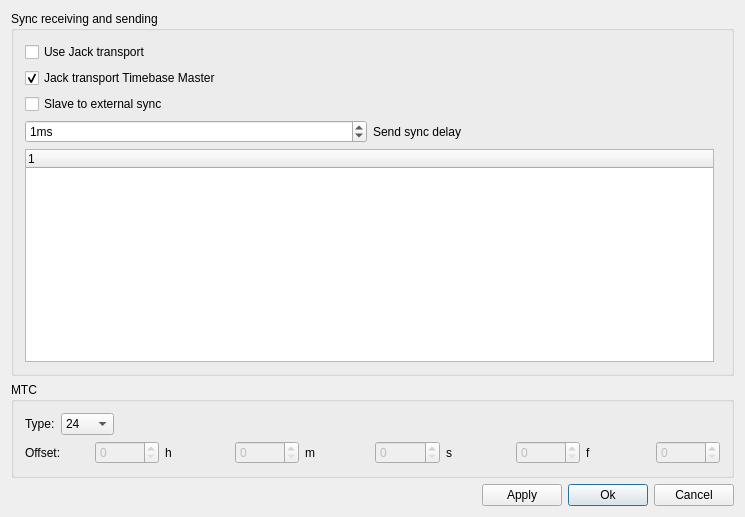
This is oom/widgets/midisync.ui in ccherrett/oom as Qt 5 draws it before an edit. The edited form follows.
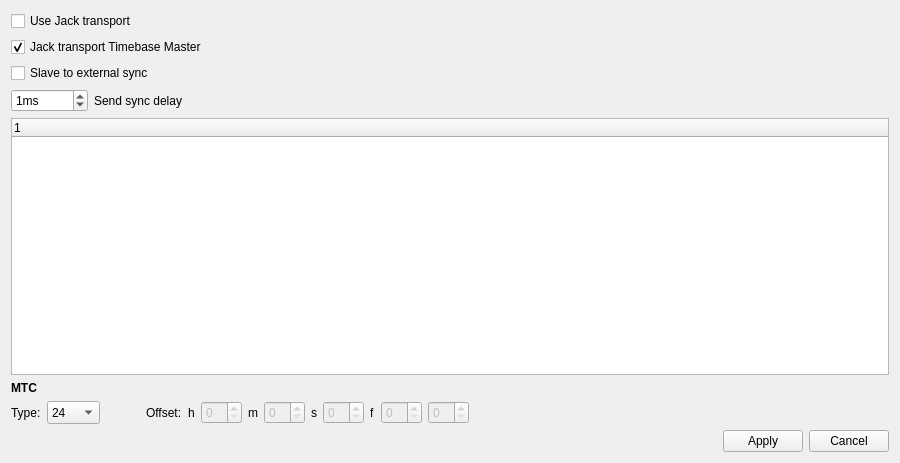
This is the edited form.

Commit message: Merged all the midi port configs into the midi assign dialog, this will give us much easier documentation and better workflow

The edit to the form file:
```diff
--- a/oom/widgets/midisync.ui
+++ b/oom/widgets/midisync.ui
@@ -4,270 +4,20 @@
  <comment>midi sync
 configuration dialog</comment>
  <class>MidiSyncConfigBase</class>
- <widget class="QDialog" name="MidiSyncConfigBase">
+ <widget class="QFrame" name="MidiSyncConfigBase">
   <property name="geometry">
    <rect>
     <x>0</x>
     <y>0</y>
-    <width>745</width>
-    <height>517</height>
+    <width>900</width>
+    <height>463</height>
    </rect>
   </property>
   <property name="windowTitle">
    <string>OOMidi: Midi Sync</string>
   </property>
-  <layout class="QGridLayout">
-   <item row="2" column="0">
-    <layout class="QHBoxLayout">
-     <property name="spacing">
-      <number>6</number>
-     </property>
-     <property name="margin">
-      <number>0</number>
-     </property>
+  <layout class="QVBoxLayout" name="verticalLayout">
      <item>
-      <spacer name="Spacer1_2">
-       <property name="orientation">
-        <enum>Qt::Horizontal</enum>
-       </property>
-       <property name="sizeType">
-        <enum>QSizePolicy::Expanding</enum>
-       </property>
-       <property name="sizeHint" stdset="0">
-        <size>
-         <width>20</width>
-         <height>20</height>
-        </size>
-       </property>
-      </spacer>
-     </item>
-     <item>
-      <widget class="QPushButton" name="applyButton">
-       <property name="text">
-        <string>Apply</string>
-       </property>
-      </widget>
-     </item>
-     <item>
-      <widget class="QPushButton" name="okButton">
-       <property name="text">
-        <string>Ok</string>
-       </property>
-       <property name="default">
-        <bool>true</bool>
-       </property>
-      </widget>
-     </item>
-     <item>
-      <widget class="QPushButton" name="cancelButton">
-       <property name="text">
-        <string>Cancel</string>
-       </property>
-      </widget>
-     </item>
-    </layout>
-   </item>
-   <item row="1" column="0">
-    <widget class="QGroupBox" name="GroupBox13">
-     <property name="enabled">
-      <bool>true</bool>
-     </property>
-     <property name="title">
-      <string>MTC</string>
-     </property>
-     <layout class="QVBoxLayout">
-      <property name="spacing">
-       <number>6</number>
-      </property>
-      <property name="margin">
-       <number>11</number>
-      </property>
-      <item>
-       <layout class="QHBoxLayout">
-        <item>
-         <widget class="QLabel" name="textLabel2">
-          <property name="text">
-           <string>Type:</string>
-          </property>
-          <property name="wordWrap">
-           <bool>false</bool>
-          </property>
-         </widget>
-        </item>
-        <item>
-         <widget class="QComboBox" name="mtcSyncType">
-          <property name="sizePolicy">
-           <sizepolicy hsizetype="Minimum" vsizetype="Minimum">
-            <horstretch>0</horstretch>
-            <verstretch>0</verstretch>
-           </sizepolicy>
-          </property>
-          <item>
-           <property name="text">
-            <string>24</string>
-           </property>
-          </item>
-          <item>
-           <property name="text">
-            <string>25</string>
-           </property>
-          </item>
-          <item>
-           <property name="text">
-            <string>30D</string>
-           </property>
-          </item>
-          <item>
-           <property name="text">
-            <string>30N</string>
-           </property>
-          </item>
-         </widget>
-        </item>
-        <item>
-         <spacer name="spacer4">
-          <property name="orientation">
-           <enum>Qt::Horizontal</enum>
-          </property>
-          <property name="sizeType">
-           <enum>QSizePolicy::Expanding</enum>
-          </property>
-          <property name="sizeHint" stdset="0">
-           <size>
-            <width>40</width>
-            <height>20</height>
-           </size>
-          </property>
-         </spacer>
-        </item>
-       </layout>
-      </item>
-      <item>
-       <layout class="QHBoxLayout">
-        <item>
-         <widget class="QLabel" name="textLabel1">
-          <property name="text">
-           <string>Offset:</string>
-          </property>
-          <property name="wordWrap">
-           <bool>false</bool>
-          </property>
-         </widget>
-        </item>
-        <item>
-         <widget class="QSpinBox" name="mtcOffH">
-          <property name="enabled">
-           <bool>false</bool>
-          </property>
-          <property name="toolTip">
-           <string>hour</string>
-          </property>
-          <property name="maximum">
-           <number>23</number>
-          </property>
-         </widget>
-        </item>
-        <item>
-         <widget class="QLabel" name="TextLabel2">
-          <property name="text">
-           <string>h</string>
-          </property>
-          <property name="wordWrap">
-           <bool>false</bool>
-          </property>
-         </widget>
-        </item>
-        <item>
-         <widget class="QSpinBox" name="mtcOffM">
-          <property name="enabled">
-           <bool>false</bool>
-          </property>
-          <property name="toolTip">
-           <string>minute</string>
-          </property>
-          <property name="maximum">
-           <number>59</number>
-          </property>
-         </widget>
-        </item>
-        <item>
-         <widget class="QLabel" name="TextLabel3">
-          <property name="text">
-           <string>m</string>
-          </property>
-          <property name="wordWrap">
-           <bool>false</bool>
-          </property>
-         </widget>
-        </item>
-        <item>
-         <widget class="QSpinBox" name="mtcOffS">
-          <property name="enabled">
-           <bool>false</bool>
-          </property>
-          <property name="toolTip">
-           <string>second</string>
-          </property>
-          <property name="maximum">
-           <number>59</number>
-          </property>
-         </widget>
-        </item>
-        <item>
-         <widget class="QLabel" name="TextLabel4">
-          <property name="text">
-           <string>s</string>
-          </property>
-          <property name="wordWrap">
-           <bool>false</bool>
-          </property>
-         </widget>
-        </item>
-        <item>
-         <widget class="QSpinBox" name="mtcOffF">
-          <property name="enabled">
-           <bool>false</bool>
-          </property>
-          <property name="toolTip">
-           <string>frame</string>
-          </property>
-          <property name="maximum">
-           <number>30</number>
-          </property>
-         </widget>
-        </item>
-        <item>
-         <widget class="QLabel" name="TextLabel5">
-          <property name="text">
-           <string>f</string>
-          </property>
-          <property name="wordWrap">
-           <bool>false</bool>
-          </property>
-         </widget>
-        </item>
-        <item>
-         <widget class="QSpinBox" name="mtcOffSf">
-          <property name="enabled">
-           <bool>false</bool>
-          </property>
-          <property name="toolTip">
-           <string>subframe</string>
-          </property>
-         </widget>
-        </item>
-       </layout>
-      </item>
-     </layout>
-    </widget>
-   </item>
-   <item row="0" column="0">
-    <widget class="QGroupBox" name="syncGen">
-     <property name="title">
-      <string>Sync receiving and sending</string>
-     </property>
-     <layout class="QGridLayout">
-      <item row="0" column="0" colspan="2">
        <widget class="QCheckBox" name="useJackTransportCheckbox">
         <property name="enabled">
          <bool>true</bool>
@@ -287,7 +37,7 @@
         </property>
        </widget>
       </item>
-      <item row="1" column="0" colspan="2">
+   <item>
        <widget class="QCheckBox" name="jackTransportMasterCheckbox">
         <property name="enabled">
          <bool>true</bool>
@@ -311,7 +61,7 @@
         </property>
        </widget>
       </item>
-      <item row="2" column="0" colspan="2">
+   <item>
        <widget class="QCheckBox" name="extSyncCheckbox">
         <property name="enabled">
          <bool>true</bool>
@@ -334,7 +84,7 @@
         </property>
        </widget>
       </item>
-      <item row="3" column="0">
+   <item>
        <layout class="QHBoxLayout">
         <item>
          <widget class="QSpinBox" name="syncDelaySpinBox">
@@ -377,9 +127,22 @@
           </property>
          </widget>
         </item>
-       </layout>
-      </item>
-      <item row="4" column="0">
+     <item>
+      <spacer name="horizontalSpacer">
+       <property name="orientation">
+        <enum>Qt::Horizontal</enum>
+       </property>
+       <property name="sizeHint" stdset="0">
+        <size>
+         <width>40</width>
+         <height>20</height>
+        </size>
+       </property>
+      </spacer>
+     </item>
+    </layout>
+   </item>
+   <item>
        <widget class="QTreeWidget" name="devicesListView">
         <column>
          <property name="text">
@@ -388,8 +151,249 @@
         </column>
        </widget>
       </item>
-     </layout>
-    </widget>
+   <item>
+    <widget class="QLabel" name="label">
+     <property name="font">
+      <font>
+       <weight>75</weight>
+       <bold>true</bold>
+      </font>
+     </property>
+     <property name="text">
+      <string>MTC</string>
+     </property>
+    </widget>
+   </item>
+   <item>
+    <layout class="QHBoxLayout">
+     <item>
+      <widget class="QLabel" name="textLabel2">
+       <property name="text">
+        <string>Type:</string>
+       </property>
+       <property name="wordWrap">
+        <bool>false</bool>
+       </property>
+      </widget>
+     </item>
+     <item>
+      <widget class="QComboBox" name="mtcSyncType">
+       <property name="sizePolicy">
+        <sizepolicy hsizetype="Minimum" vsizetype="Minimum">
+         <horstretch>0</horstretch>
+         <verstretch>0</verstretch>
+        </sizepolicy>
+       </property>
+       <item>
+        <property name="text">
+         <string>24</string>
+        </property>
+       </item>
+       <item>
+        <property name="text">
+         <string>25</string>
+        </property>
+       </item>
+       <item>
+        <property name="text">
+         <string>30D</string>
+        </property>
+       </item>
+       <item>
+        <property name="text">
+         <string>30N</string>
+        </property>
+       </item>
+      </widget>
+     </item>
+     <item>
+      <spacer name="spacer4">
+       <property name="orientation">
+        <enum>Qt::Horizontal</enum>
+       </property>
+       <property name="sizeType">
+        <enum>QSizePolicy::Fixed</enum>
+       </property>
+       <property name="sizeHint" stdset="0">
+        <size>
+         <width>40</width>
+         <height>20</height>
+        </size>
+       </property>
+      </spacer>
+     </item>
+     <item>
+      <widget class="QLabel" name="textLabel1">
+       <property name="text">
+        <string>Offset:</string>
+       </property>
+       <property name="wordWrap">
+        <bool>false</bool>
+       </property>
+      </widget>
+     </item>
+     <item>
+      <widget class="QLabel" name="TextLabel2">
+       <property name="text">
+        <string>h</string>
+       </property>
+       <property name="wordWrap">
+        <bool>false</bool>
+       </property>
+      </widget>
+     </item>
+     <item>
+      <widget class="QSpinBox" name="mtcOffH">
+       <property name="enabled">
+        <bool>false</bool>
+       </property>
+       <property name="toolTip">
+        <string>hour</string>
+       </property>
+       <property name="maximum">
+        <number>23</number>
+       </property>
+      </widget>
+     </item>
+     <item>
+      <widget class="QLabel" name="TextLabel3">
+       <property name="text">
+        <string>m</string>
+       </property>
+       <property name="wordWrap">
+        <bool>false</bool>
+       </property>
+      </widget>
+     </item>
+     <item>
+      <widget class="QSpinBox" name="mtcOffM">
+       <property name="enabled">
+        <bool>false</bool>
+       </property>
+       <property name="toolTip">
+        <string>minute</string>
+       </property>
+       <property name="maximum">
+        <number>59</number>
+       </property>
+      </widget>
+     </item>
+     <item>
+      <widget class="QLabel" name="TextLabel4">
+       <property name="text">
+        <string>s</string>
+       </property>
+       <property name="wordWrap">
+        <bool>false</bool>
+       </property>
+      </widget>
+     </item>
+     <item>
+      <widget class="QSpinBox" name="mtcOffS">
+       <property name="enabled">
+        <bool>false</bool>
+       </property>
+       <property name="toolTip">
+        <string>second</string>
+       </property>
+       <property name="maximum">
+        <number>59</number>
+       </property>
+      </widget>
+     </item>
+     <item>
+      <widget class="QLabel" name="TextLabel5">
+       <property name="text">
+        <string>f</string>
+       </property>
+       <property name="wordWrap">
+        <bool>false</bool>
+       </property>
+      </widget>
+     </item>
+     <item>
+      <widget class="QSpinBox" name="mtcOffF">
+       <property name="enabled">
+        <bool>false</bool>
+       </property>
+       <property name="toolTip">
+        <string>frame</string>
+       </property>
+       <property name="maximum">
+        <number>30</number>
+       </property>
+      </widget>
+     </item>
+     <item>
+      <widget class="QSpinBox" name="mtcOffSf">
+       <property name="enabled">
+        <bool>false</bool>
+       </property>
+       <property name="sizePolicy">
+        <sizepolicy hsizetype="Preferred" vsizetype="Fixed">
+         <horstretch>0</horstretch>
+         <verstretch>0</verstretch>
+        </sizepolicy>
+       </property>
+       <property name="toolTip">
+        <string>subframe</string>
+       </property>
+      </widget>
+     </item>
+     <item>
+      <spacer name="Spacer1_2">
+       <property name="orientation">
+        <enum>Qt::Horizontal</enum>
+       </property>
+       <property name="sizeType">
+        <enum>QSizePolicy::Expanding</enum>
+       </property>
+       <property name="sizeHint" stdset="0">
+        <size>
+         <width>20</width>
+         <height>20</height>
+        </size>
+       </property>
+      </spacer>
+     </item>
+    </layout>
+   </item>
+   <item>
+    <layout class="QHBoxLayout">
+     <item>
+      <spacer name="horizontalSpacer_2">
+       <property name="orientation">
+        <enum>Qt::Horizontal</enum>
+       </property>
+       <property name="sizeHint" stdset="0">
+        <size>
+         <width>40</width>
+         <height>20</height>
+        </size>
+       </property>
+      </spacer>
+     </item>
+     <item>
+      <widget class="QPushButton" name="applyButton">
+       <property name="toolTip">
+        <string>Apply Midi Sync changes</string>
+       </property>
+       <property name="text">
+        <string>Apply</string>
+       </property>
+      </widget>
+     </item>
+     <item>
+      <widget class="QPushButton" name="cancelButton">
+       <property name="toolTip">
+        <string>Cancel changes</string>
+       </property>
+       <property name="text">
+        <string>Cancel</string>
+       </property>
+      </widget>
+     </item>
+    </layout>
    </item>
   </layout>
  </widget>
```
Left out of the diff: 10 changed lines with no effect on the pictures. Lines whose indentation alone changed are shown as unchanged. The commit also changes 14 other files.
